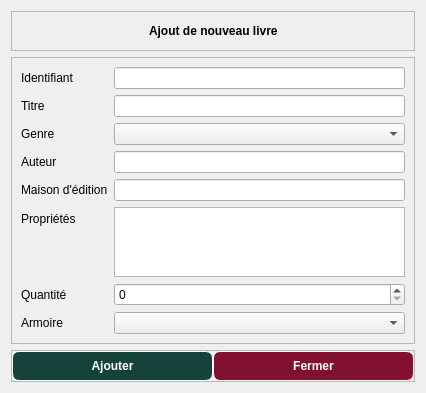
The window that ajoutlivreform.ui (Totelof10/biblio) describes before a commit, drawn with Qt 5.
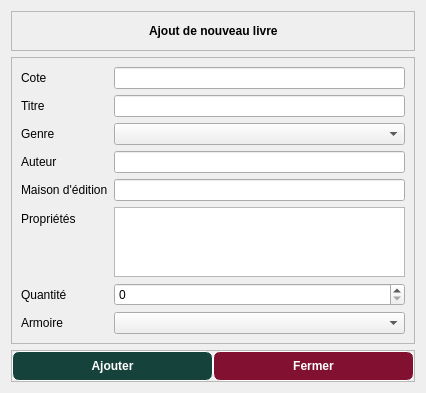
The same window after the commit.

Patch:
```diff
--- a/ajoutlivreform.ui
+++ b/ajoutlivreform.ui
@@ -7,7 +7,7 @@
     <x>0</x>
     <y>0</y>
     <width>426</width>
-    <height>367</height>
+    <height>384</height>
    </rect>
   </property>
   <property name="windowTitle">
@@ -155,7 +155,7 @@
       <item row="0" column="0">
        <widget class="QLabel" name="label_9">
         <property name="text">
-         <string>Identifiant</string>
+         <string>Cote</string>
         </property>
        </widget>
       </item>
```
